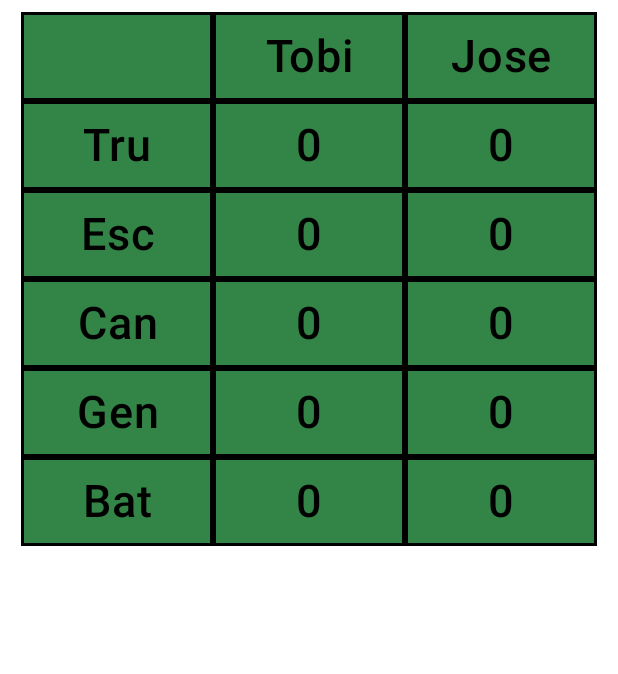
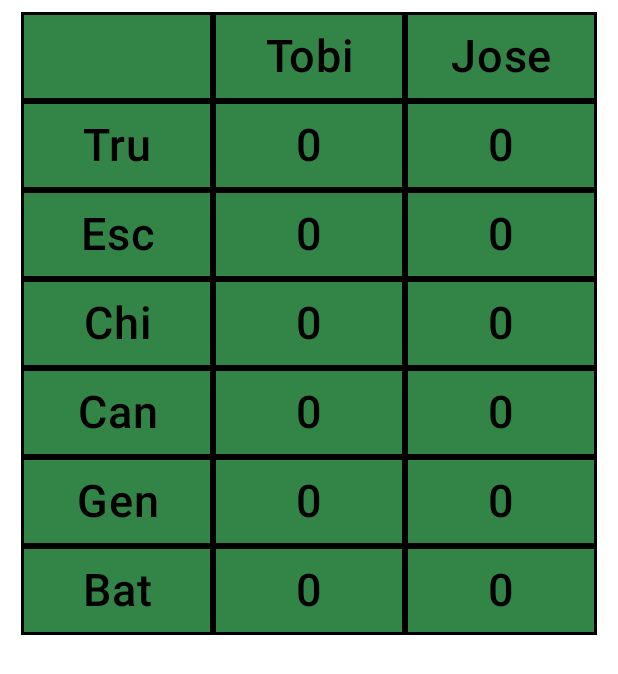
Before and after one commit to Tobias-Noceda/Anotador-Android, an Android app built with Jetpack Compose: the composable HistoryScreen shown on its own in the app's theme, on a phone screen of 412 x 824 dp. Shown: the top 674 px of the screen. Run offline under Robolectric (Android 15) with nearby library versions, the phone set to English and light mode, and no system bars.

Commit message:
chinchon history

```diff
--- a/app/src/main/java/com/tobs/anotador/backend/history/DatabaseHelper.java
+++ b/app/src/main/java/com/tobs/anotador/backend/history/DatabaseHelper.java
@@ -31,6 +31,7 @@ public class DatabaseHelper extends SQLiteOpenHelper {
         String insertInitialValuesSQL = "INSERT INTO " + TABLE_NAME + " (game_type, player1, player2, result_player1, result_player2) VALUES " +
                 "('Tru', 'tobi', 'jose', 0, 0)," +
                 "('Esc', 'tobi', 'jose', 0, 0)," +
+                "('Chi', 'tobi', 'jose', 0, 0)," +
                 "('Can', 'tobi', 'jose', 0, 0)," +
                 "('Gen', 'tobi', 'jose', 0, 0)," +
                 "('Bat', 'tobi', 'jose', 0, 0)";
--- a/app/src/main/java/com/tobs/anotador/frontend/screens/HistoryScreen.kt
+++ b/app/src/main/java/com/tobs/anotador/frontend/screens/HistoryScreen.kt
@@ -20,7 +20,7 @@ import com.tobs.anotador.frontend.screens.generic.GridScreen
 import com.tobs.anotador.frontend.starters.getFromDb
 
 val names = listOf("Tobi", "Jose")
-val games = listOf("Truco", "Escoba", "Canasta", "Generala", "Batalla")
+val games = listOf("Truco", "Escoba", "Chinchón", "Canasta", "Generala", "Batalla")
 
 @Composable
 fun HistoryScreen(modifier: Modifier) {
```
Also changed, not shown: app/src/main/java/com/tobs/anotador/frontend/AnotadorApp.kt (+8 -2 lines).
